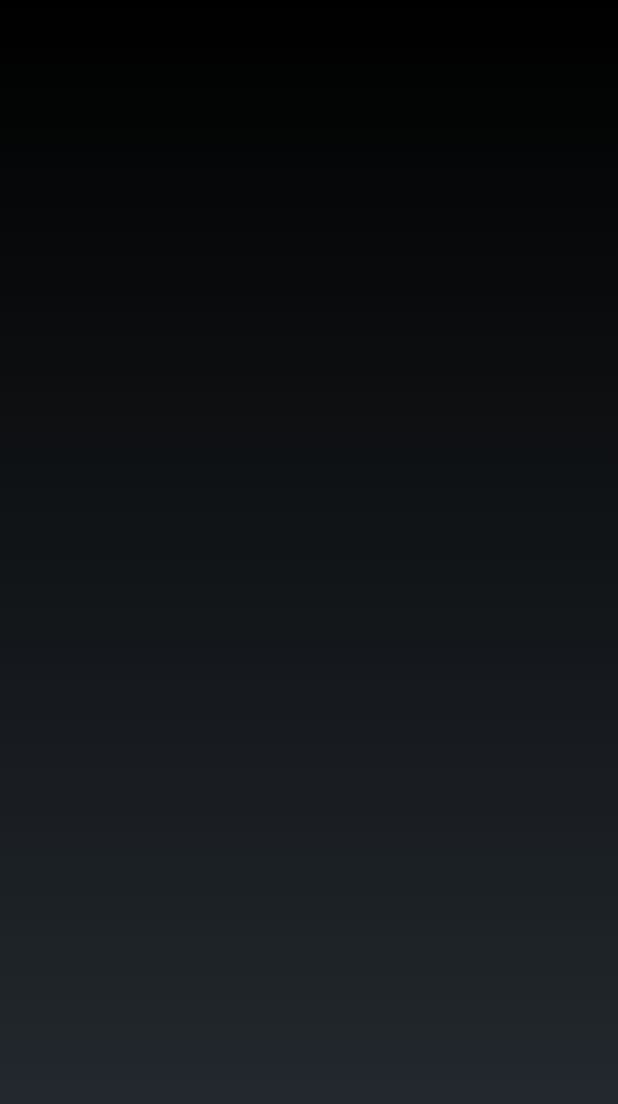
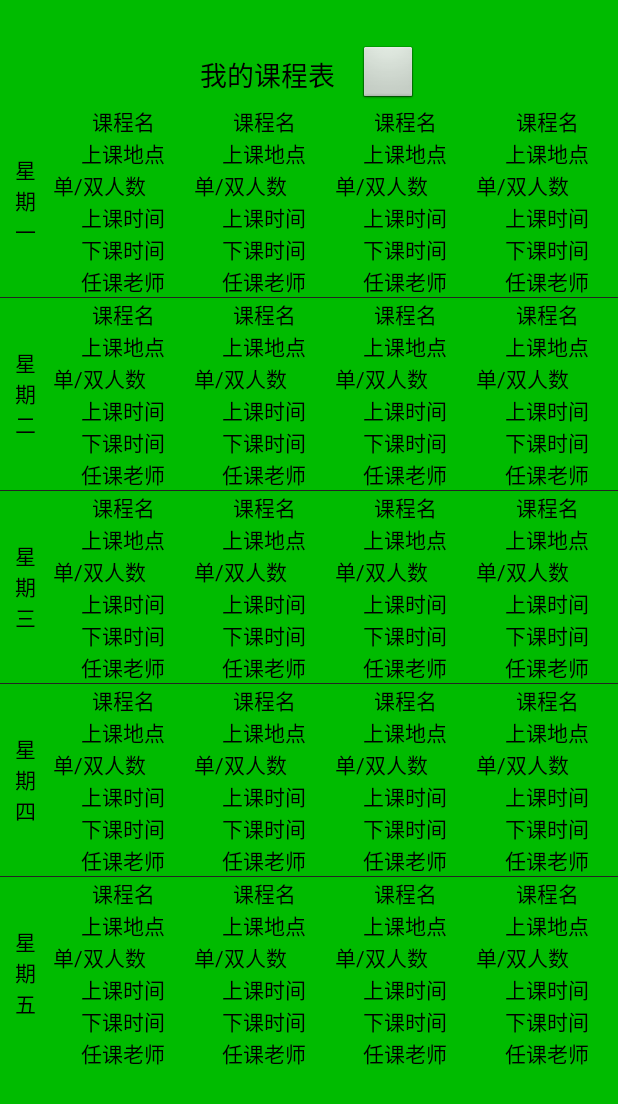
Before and after one commit to Gno-GH/Minimal, an Android app: the ClassActivity screen opened directly, with no data from a screen before it, on a phone screen of 412 x 824 dp. Shown: the top 1104 px of the screen. Run offline under Robolectric (Android 15) with nearby library versions, the phone set to English and light mode, and no system bars.

Commit message:
侧边栏完善 :课程表框架 修复MainActivity侧滑后台开启后主Fragment缩放Bug

```diff
--- a/app/src/main/java/minimal/microfriend/MainActivity.java
+++ b/app/src/main/java/minimal/microfriend/MainActivity.java
@@ -41,6 +41,12 @@ public class MainActivity extends FragmentActivity {
         transaction.commit();
     }
 
+    @Override
+    protected void onStop() {
+        super.onStop();
+        mini_layout.derail();
+    }
+
     public FrontFragment getFrontFragment() {
         return mfront;
     }
--- a/app/src/main/java/minimal/microfriend/activity/ClassActivity.java
+++ b/app/src/main/java/minimal/microfriend/activity/ClassActivity.java
@@ -1,17 +1,38 @@
 package minimal.microfriend.activity;
 
-import android.app.Activity;
 import android.os.Bundle;
+import android.view.View;
+import android.widget.ListView;
 
 import minimal.microfriend.R;
+import minimal.microfriend.adapter.WeekAdapter;
+import minimal.microfriend.base.BaseActivity;
 
 /**
  * Created by gno on 16/8/2.
  */
-public class ClassActivity extends Activity{
+public class ClassActivity extends BaseActivity{
+    private ListView lv_week;
+    private String[] mWeeks = {"星期一","星期二","星期三","星期四","星期五"};
+    private WeekAdapter mWeekAdapter;
     @Override
     protected void onCreate(Bundle savedInstanceState) {
         super.onCreate(savedInstanceState);
         setContentView(R.layout.acticity_class);
+        initView();
+        initData();
+    }
+
+    @Override
+    public void initView() {
+        lv_week = (ListView) findViewById(R.id.lv_week);
+    }
+
+    @Override
+    public void initData() {
+        mWeekAdapter = new WeekAdapter(ClassActivity.this,mWeeks);
+        lv_week.setAdapter(mWeekAdapter);
+        lv_week.setOverScrollMode(View.OVER_SCROLL_NEVER);//去除阴影
+        lv_week.setVerticalScrollBarEnabled(false);//隐藏滚动条
     }
 }
--- a/app/src/main/java/minimal/microfriend/activity/MeansActivity.java
+++ b/app/src/main/java/minimal/microfriend/activity/MeansActivity.java
@@ -14,6 +14,7 @@ import minimal.microfriend.base.BaseActivity;
  * Created by gno on 16/8/2.
  */
 public class MeansActivity extends BaseActivity {
+    //TODO: 个人资料修改待完善
     private GridView gd_mood;
     private MoodAdapter mMoodAdapter;
     private String[] mStrings = {"看电视", "玩手机", "游泳", "玩游戏", "听歌"};
--- /dev/null
+++ b/app/src/main/java/minimal/microfriend/adapter/WeekAdapter.java
@@ -0,0 +1,98 @@
+package minimal.microfriend.adapter;
+
+import android.content.Context;
+import android.view.View;
+import android.view.ViewGroup;
+import android.widget.BaseAdapter;
+import android.widget.TextView;
+
+import minimal.microfriend.R;
+
+/**
+ * Created by gno on 16/8/3.
+ */
+public class WeekAdapter extends BaseAdapter {
+    private Context mContext;
+    private String[] mWeeks;
+
+    public WeekAdapter(Context context, String[] weeks) {
+        this.mContext = context;
+        this.mWeeks = weeks;
+    }
+
+    @Override
+    public int getCount() {
+        return mWeeks.length;
+    }
+
+    @Override
+    public Object getItem(int i) {
+        return mWeeks[i];
+    }
+
+    @Override
+    public long getItemId(int i) {
+        return i;
+    }
+
+    @Override
+    public View getView(int i, View view, ViewGroup viewGroup) {
+        ViewHodler hodler;
+        if (view == null) {
+            view = View.inflate(mContext, R.layout.listview_class, null);
+            hodler = new ViewHodler();
+            findId(hodler,view);
+            view.setTag(hodler);
+        }else hodler = (ViewHodler) view.getTag();
+        hodler.tv_date.setText(mWeeks[i]);
+        return view;
+    }
+
+    private void findId(ViewHodler hodler,View view) {
+        hodler.tv_date = (TextView) view.findViewById(R.id.tv_date);
+        //上午第一大节
+        hodler.tv_class_name_1 = (TextView) view.findViewById(R.id.tv_class_name_1);
+        hodler.tv_class_site_1 = (TextView) view.findViewById(R.id.tv_class_site_1);
+        hodler.tv_class_oe_1 = (TextView) view.findViewById(R.id.tv_class_oe_1);
+        hodler.tv_class_number_1 = (TextView) view.findViewById(R.id.tv_class_number_1);
+        hodler.tv_class_start_1 = (TextView) view.findViewById(R.id.tv_class_start_1);
+        hodler.tv_class_end_1 = (TextView) view.findViewById(R.id.tv_class_end_1);
+        hodler.tv_class_teacher_1 = (TextView) view.findViewById(R.id.tv_class_teacher_1);
+        //上午第二大节
+        hodler.tv_class_name_2 = (TextView) view.findViewById(R.id.tv_class_name_2);
+        hodler.tv_class_site_2 = (TextView) view.findViewById(R.id.tv_class_site_2);
+        hodler.tv_class_oe_2 = (TextView) view.findViewById(R.id.tv_class_oe_2);
+        hodler.tv_class_number_2 = (TextView) view.findViewById(R.id.tv_class_number_2);
+        hodler.tv_class_start_2 = (TextView) view.findViewById(R.id.tv_class_start_2);
+        hodler.tv_class_end_2 = (TextView) view.findViewById(R.id.tv_class_end_2);
+        hodler.tv_class_teacher_2 = (TextView) view.findViewById(R.id.tv_class_teacher_2);
+        //上午第三大节
+        hodler.tv_class_name_3 = (TextView) view.findViewById(R.id.tv_class_name_3);
+        hodler.tv_class_site_3 = (TextView) view.findViewById(R.id.tv_class_site_3);
+        hodler.tv_class_oe_3 = (TextView) view.findViewById(R.id.tv_class_oe_3);
+        hodler.tv_class_number_3 = (TextView) view.findViewById(R.id.tv_class_number_3);
+        hodler.tv_class_start_3 = (TextView) view.findViewById(R.id.tv_class_start_3);
+        hodler.tv_class_end_3 = (TextView) view.findViewById(R.id.tv_class_end_3);
+        hodler.tv_class_teacher_3 = (TextView) view.findViewById(R.id.tv_class_teacher_3);
+        //上午第四大节
+        hodler.tv_class_name_4 = (TextView) view.findViewById(R.id.tv_class_name_4);
+        hodler.tv_class_site_4 = (TextView) view.findViewById(R.id.tv_class_site_4);
+        hodler.tv_class_oe_4 = (TextView) view.findViewById(R.id.tv_class_oe_4);
+        hodler.tv_class_number_4 = (TextView) view.findViewById(R.id.tv_class_number_4);
+        hodler.tv_class_start_4 = (TextView) view.findViewById(R.id.tv_class_start_4);
+        hodler.tv_class_end_4 = (TextView) view.findViewById(R.id.tv_class_end_4);
+        hodler.tv_class_teacher_4 = (TextView) view.findViewById(R.id.tv_class_teacher_4);
+    }
+
+    class ViewHodler {
+        public TextView tv_date;
+        public TextView tv_class_name_1, tv_class_site_1, tv_class_oe_1, tv_class_number_1, tv_class_start_1,
+                tv_class_end_1, tv_class_teacher_1;
+        public TextView tv_class_name_2, tv_class_site_2, tv_class_oe_2, tv_class_number_2, tv_class_start_2,
+                tv_class_end_2, tv_class_teacher_2;
+        public TextView tv_class_name_3, tv_class_site_3, tv_class_oe_3, tv_class_number_3, tv_class_start_3,
+                tv_class_end_3, tv_class_teacher_3;
+        public TextView tv_class_name_4, tv_class_site_4, tv_class_oe_4, tv_class_number_4, tv_class_start_4,
+                tv_class_end_4, tv_class_teacher_4;
+    }
+}
--- a/app/src/main/java/minimal/microfriend/base/BaseActivity.java
+++ b/app/src/main/java/minimal/microfriend/base/BaseActivity.java
@@ -14,10 +14,4 @@ public abstract class BaseActivity extends Activity {
 	public abstract void initView();
 	public User user;
 	public void initData(){}
-//	public void setUser(minimal.microfriend.entry.User user) {
-//		user = user;
-//	}
-//	public minimal.microfriend.entry.User getUser() {
-//		return user;
-//	}
 }
--- a/app/src/main/res/layout/acticity_class.xml
+++ b/app/src/main/res/layout/acticity_class.xml
@@ -1,6 +1,37 @@
 <?xml version="1.0" encoding="utf-8"?>
-<LinearLayout xmlns:android="http://schemas.android.com/apk/res/android"
-              android:orientation="vertical"
-              android:layout_width="match_parent"
-              android:layout_height="match_parent">
+<LinearLayout
+    xmlns:android="http://schemas.android.com/apk/res/android"
+    android:layout_width="match_parent"
+    android:layout_height="match_parent"
+    android:background="#00bb00"
+    android:orientation="vertical">
+    <RelativeLayout
+        android:layout_width="wrap_content"
+        android:layout_height="wrap_content"
+        android:layout_gravity="center_horizontal"
+        android:layout_marginTop="30dp">
+
+        <TextView
+            android:id="@+id/tv_class_title"
+            android:layout_width="wrap_content"
+            android:layout_height="40dp"
+            android:gravity="center_vertical"
+            android:text="我的课程表"
+            android:textAlignment="center"
+            android:textColor="#000"
+            android:textSize="18sp"/>
+
+        <Button
+            android:id="@+id/b_class_edit"
+            android:layout_width="40dp"
+            android:layout_height="40dp"
+            android:layout_marginLeft="15dp"
+            android:layout_toRightOf="@id/tv_class_title"/>
+    </RelativeLayout>
+
+    <ListView
+        android:id="@+id/lv_week"
+        android:layout_width="match_parent"
+        android:layout_height="wrap_content"
+        android:listSelector="@android:color/transparent"></ListView>
 </LinearLayout>
--- /dev/null
+++ b/app/src/main/res/layout/listview_class.xml
@@ -0,0 +1,282 @@
+<?xml version="1.0" encoding="utf-8"?>
+<LinearLayout xmlns:android="http://schemas.android.com/apk/res/android"
+              android:layout_width="match_parent"
+              android:layout_height="wrap_content"
+              android:orientation="horizontal">
+
+    <TextView
+        android:textColor="@color/yellow"
+        android:id="@+id/tv_date"
+        android:layout_width="15dp"
+        android:layout_height="match_parent"
+        android:layout_marginLeft="10dp"
+        android:layout_marginRight="10dp"
+        android:ems="1"
+        android:gravity="center_vertical"
+        android:text="日期"/>
+
+    <LinearLayout
+        android:layout_weight="5"
+        android:layout_width="0dp"
+        android:layout_height="wrap_content"
+        android:orientation="vertical">
+
+        <TextView
+            android:textColor="@color/yellow"
+            android:id="@+id/tv_class_name_1"
+            android:layout_width="match_parent"
+            android:layout_height="wrap_content"
+            android:text="课程名"
+            android:textAlignment="center"/>
+
+        <TextView
+            android:textColor="@color/yellow"
+            android:id="@+id/tv_class_site_1"
+            android:layout_width="match_parent"
+            android:layout_height="wrap_content"
+            android:text="上课地点"
+            android:textAlignment="center"/>
+
+        <LinearLayout
+            android:layout_width="match_parent"
+            android:layout_height="wrap_content"
+            android:orientation="horizontal">
+
+            <TextView
+                android:textColor="@color/yellow"
+                android:id="@+id/tv_class_oe_1"
+                android:layout_width="wrap_content"
+                android:layout_height="wrap_content"
+                android:text="单/双"/>
+
+            <TextView
+                android:textColor="@color/yellow"
+                android:id="@+id/tv_class_number_1"
+                android:layout_width="wrap_content"
+                android:layout_height="wrap_content"
+                android:text="人数"/>
+        </LinearLayout>
+
+        <TextView
+            android:textColor="@color/yellow"
+            android:id="@+id/tv_class_start_1"
+            android:layout_width="match_parent"
+            android:layout_height="wrap_content"
+            android:text="上课时间"
+            android:textAlignment="center"/>
+
+        <TextView
+            android:textColor="@color/yellow"
+            android:id="@+id/tv_class_end_1"
+            android:layout_width="match_parent"
+            android:layout_height="wrap_content"
+            android:text="下课时间"
+            android:textAlignment="center"/>
+
+        <TextView
+            android:textColor="@color/yellow"
+            android:id="@+id/tv_class_teacher_1"
+            android:layout_width="match_parent"
+            android:layout_height="wrap_content"
+            android:text="任课老师"
+            android:textAlignment="center"/>
+    </LinearLayout>
+    <LinearLayout
+        android:layout_weight="5"
+        android:layout_width="0dp"
+        android:layout_height="wrap_content"
+        android:orientation="vertical">
+
+        <TextView
+            android:textColor="@color/yellow"
+            android:id="@+id/tv_class_name_2"
+            android:layout_width="match_parent"
+            android:layout_height="wrap_content"
+            android:text="课程名"
+            android:textAlignment="center"/>
+
+        <TextView
+            android:textColor="@color/yellow"
+            android:id="@+id/tv_class_site_2"
+            android:layout_width="match_parent"
+            android:layout_height="wrap_content"
+            android:text="上课地点"
+            android:textAlignment="center"/>
+
+        <LinearLayout
+            android:layout_width="match_parent"
+            android:layout_height="wrap_content"
+            android:orientation="horizontal">
+
+            <TextView
+                android:textColor="@color/yellow"
+                android:id="@+id/tv_class_oe_2"
+                android:layout_width="wrap_content"
+                android:layout_height="wrap_content"
+                android:text="单/双"/>
+
+            <TextView
+                android:textColor="@color/yellow"
+                android:id="@+id/tv_class_number_2"
+                android:layout_width="wrap_content"
+                android:layout_height="wrap_content"
+                android:text="人数"/>
+        </LinearLayout>
+
+        <TextView
+            android:textColor="@color/yellow"
+            android:id="@+id/tv_class_start_2"
+            android:layout_width="match_parent"
+            android:layout_height="wrap_content"
+            android:text="上课时间"
+            android:textAlignment="center"/>
+
+        <TextView
+            android:textColor="@color/yellow"
+            android:id="@+id/tv_class_end_2"
+            android:layout_width="match_parent"
+            android:layout_height="wrap_content"
+            android:text="下课时间"
+            android:textAlignment="center"/>
+
+        <TextView
+            android:textColor="@color/yellow"
+            android:id="@+id/tv_class_teacher_2"
+            android:layout_width="match_parent"
+            android:layout_height="wrap_content"
+            android:text="任课老师"
+            android:textAlignment="center"/>
+    </LinearLayout>
+    <LinearLayout
+        android:layout_weight="5"
+        android:layout_width="0dp"
+        android:layout_height="wrap_content"
+        android:orientation="vertical">
+
+        <TextView
+            android:textColor="@color/yellow"
+            android:id="@+id/tv_class_name_3"
+            android:layout_width="match_parent"
+            android:layout_height="wrap_content"
+            android:text="课程名"
+            android:textAlignment="center"/>
+
+        <TextView
+            android:textColor="@color/yellow"
+            android:id="@+id/tv_class_site_3"
+            android:layout_width="match_parent"
+            android:layout_height="wrap_content"
+            android:text="上课地点"
+            android:textAlignment="center"/>
+
+        <LinearLayout
+            android:layout_width="match_parent"
+            android:layout_height="wrap_content"
+            android:orientation="horizontal">
+
+            <TextView
+                android:textColor="@color/yellow"
+                android:id="@+id/tv_class_oe_3"
+                android:layout_width="wrap_content"
+                android:layout_height="wrap_content"
+                android:text="单/双"/>
+
+            <TextView
+                android:textColor="@color/yellow"
+                android:id="@+id/tv_class_number_3"
+                android:layout_width="wrap_content"
+                android:layout_height="wrap_content"
+                android:text="人数"/>
+        </LinearLayout>
+
+        <TextView
+            android:textColor="@color/yellow"
+            android:id="@+id/tv_class_start_3"
+            android:layout_width="match_parent"
+            android:layout_height="wrap_content"
+            android:text="上课时间"
+            android:textAlignment="center"/>
+
+        <TextView
+            android:textColor="@color/yellow"
+            android:id="@+id/tv_class_end_3"
+            android:layout_width="match_parent"
+            android:layout_height="wrap_content"
+            android:text="下课时间"
+            android:textAlignment="center"/>
+
+        <TextView
+            android:textColor="@color/yellow"
+            android:id="@+id/tv_class_teacher_3"
+            android:layout_width="match_parent"
+            android:layout_height="wrap_content"
+            android:text="任课老师"
+            android:textAlignment="center"/>
+    </LinearLayout>
+    <LinearLayout
+        android:layout_weight="5"
+        android:layout_width="0dp"
+        android:layout_height="wrap_content"
+        android:orientation="vertical">
+
+        <TextView
+            android:textColor="@color/yellow"
+            android:id="@+id/tv_class_name_4"
+            android:layout_width="match_parent"
+            android:layout_height="wrap_content"
+            android:text="课程名"
+            android:textAlignment="center"/>
+
+        <TextView
+            android:textColor="@color/yellow"
+            android:id="@+id/tv_class_site_4"
+            android:layout_width="match_parent"
+            android:layout_height="wrap_content"
+            android:text="上课地点"
+            android:textAlignment="center"/>
+
+        <LinearLayout
+            android:layout_width="match_parent"
+            android:layout_height="wrap_content"
+            android:orientation="horizontal">
+
+            <TextView
+                android:textColor="@color/yellow"
+                android:id="@+id/tv_class_oe_4"
+                android:layout_width="wrap_content"
+                android:layout_height="wrap_content"
+                android:text="单/双"/>
+
+            <TextView
+                android:textColor="@color/yellow"
+                android:id="@+id/tv_class_number_4"
+                android:layout_width="wrap_content"
+                android:layout_height="wrap_content"
+                android:text="人数"/>
+        </LinearLayout>
+
+        <TextView
+            android:textColor="@color/yellow"
+            android:id="@+id/tv_class_start_4"
+            android:layout_width="match_parent"
+            android:layout_height="wrap_content"
+            android:text="上课时间"
+            android:textAlignment="center"/>
+
+        <TextView
+            android:textColor="@color/yellow"
+            android:id="@+id/tv_class_end_4"
+            android:layout_width="match_parent"
+            android:layout_height="wrap_content"
+            android:text="下课时间"
+            android:textAlignment="center"/>
+
+        <TextView
+            android:textColor="@color/yellow"
+            android:id="@+id/tv_class_teacher_4"
+            android:layout_width="match_parent"
+            android:layout_height="wrap_content"
+            android:text="任课老师"
+            android:textAlignment="center"/>
+    </LinearLayout>
+</LinearLayout>
--- a/app/src/main/res/values/colors.xml
+++ b/app/src/main/res/values/colors.xml
@@ -4,4 +4,5 @@
     <color name="colorPrimaryDark">#303F9F</color>
     <color name="colorAccent">#FF4081</color>
     <color name="translucent_background">#99000000</color>
+    <color name="yellow">#000</color>
 </resources>
```
